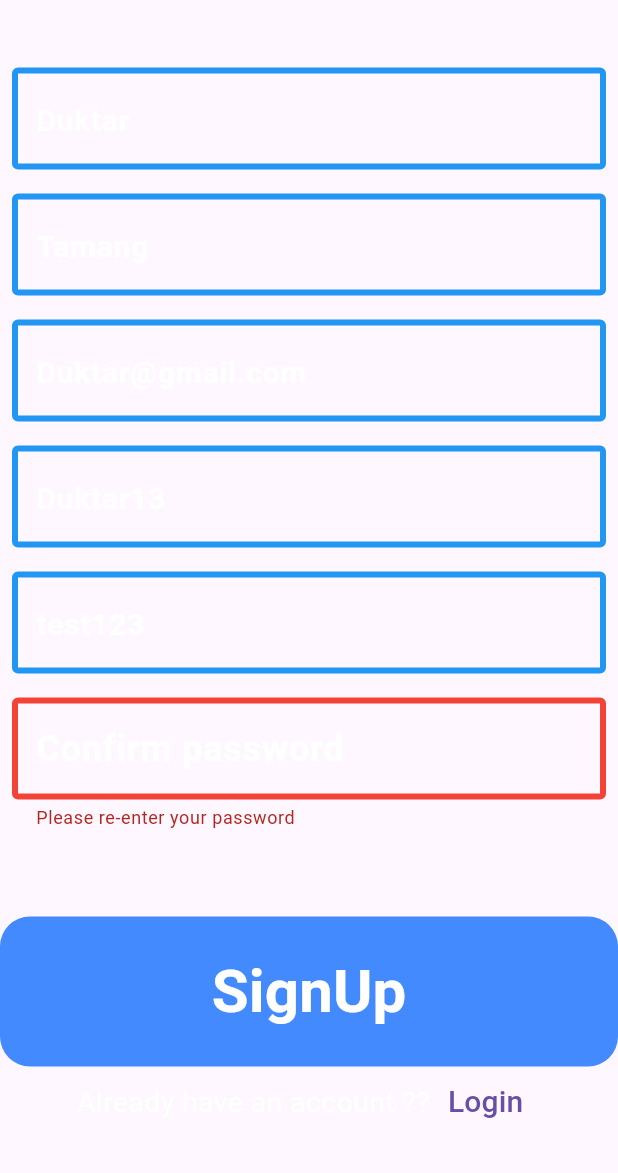
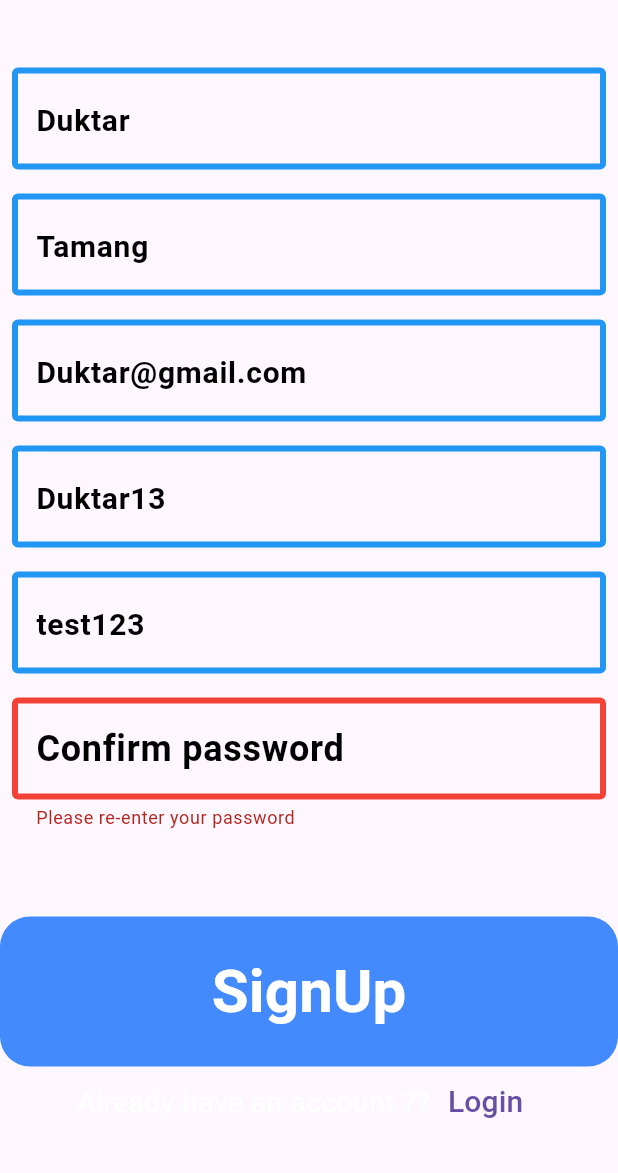
Before and after one commit to duktar210143/Socailize, a Flutter app: the SignUpView screen opened directly, after a tap on "SignUp", on a phone screen of 412 x 824 dp, the part 63-1236 px from its top. Run offline on Flutter 3.47's test engine with Material 3 defaults, Android fonts, the phone set to English and light mode, and no system bars; our stand-ins replace awesome_notifications, dartz, dio, equatable, flutter_riverpod, hive and 9 more; accounts and stored records are empty.

```diff
--- a/lib/features/authentication/presentation/state/auth_state.dart
+++ b/lib/features/authentication/presentation/state/auth_state.dart
@@ -15,7 +15,7 @@ class AuthState {
     return AuthState(
         isLoading: false,
         error: null,
-        userData:  AuthEntity(
+        userData: const AuthEntity(
             username: '',
             firstname: '',
             lastname: '',
--- a/lib/features/authentication/presentation/view/signup_view.dart
+++ b/lib/features/authentication/presentation/view/signup_view.dart
@@ -47,6 +47,7 @@ class _SignUpViewState extends ConsumerState<SignUpView> {
                   children: <Widget>[
                     CustomTextFormField(
                       hintText: "First Name",
+                      color: Colors.black,
                       controller: _fnameController,
                       validator: (value) {
                         if (value == null || value.isEmpty) {
@@ -57,6 +58,7 @@ class _SignUpViewState extends ConsumerState<SignUpView> {
                     ),
                     CustomTextFormField(
                       hintText: "Last Name",
+                      color: Colors.black,
                       controller: _lnameController,
                       validator: (value) {
                         if (value == null || value.isEmpty) {
@@ -67,6 +69,7 @@ class _SignUpViewState extends ConsumerState<SignUpView> {
                     ),
                     CustomTextFormField(
                       hintText: "Create user",
+                      color: Colors.black,
                       controller: _emailController,
                       validator: (value) {
                         if (value == null || value.isEmpty) {
@@ -79,6 +82,7 @@ class _SignUpViewState extends ConsumerState<SignUpView> {
                     ),
                     CustomTextFormField(
                       hintText: "UserName",
+                      color: Colors.black,
                       controller: _userNameController,
                       validator: (value) {
                         if (value == null || value.isEmpty) {
@@ -89,6 +93,7 @@ class _SignUpViewState extends ConsumerState<SignUpView> {
                     ),
                     CustomTextFormField(
                       hintText: "Create password",
+                      color: Colors.black,
                       controller: _passwordController,
                       validator: (value) {
                         if (value == null || value.isEmpty) {
@@ -99,6 +104,7 @@ class _SignUpViewState extends ConsumerState<SignUpView> {
                     ),
                     CustomTextFormField(
                       hintText: "Confirm password",
+                      color: Colors.black,
                       controller: confirmPasswordController,
                       validator: (value) {
                         final password = _passwordController.text;
@@ -133,21 +139,6 @@ class _SignUpViewState extends ConsumerState<SignUpView> {
                             await ref
                                 .read(authViewModelProvider.notifier)
                                 .signUpUser(context, user);
-                            if (authState.error != null) {
-                              // ignore: use_build_context_synchronously
-                              showSnackBar(
-                                message: authState.error.toString(),
-                                context: context,
-                                color: Colors.red,
-                              );
-                            } else {
-                              // ignore: use_build_context_synchronously
-                              showSnackBar(
-                                message: 'Registered successfully',
-                                context: context,
-                                color: Colors.green,
-                              );
-                            }
                           }
                         },
                         child: const Text(
```
Also changed, not shown: lib/features/authentication/presentation/view_model/auth_view_model.dart (+4 -3 lines), 1 other file.
